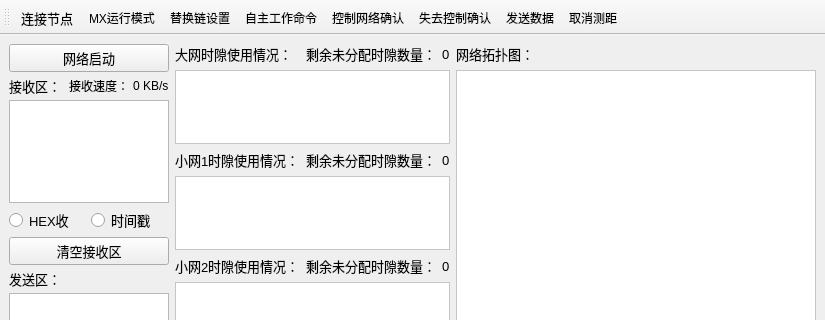
hym20020212/TRCGM_project, file XYnetwork_PC/mainwindow.ui: the form before one commit; both pictures show x 0 to 825 and y 0 to 320 of the 825 by 489 pixel window.
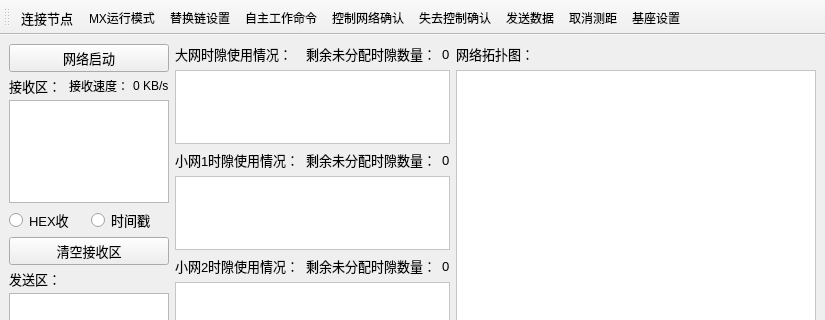
The form after the commit. Icons and pictures are not drawn.

What changed in the file:
```diff
--- a/XYnetwork_PC/mainwindow.ui
+++ b/XYnetwork_PC/mainwindow.ui
@@ -695,6 +695,7 @@
    <addaction name="actionLostcontrol"/>
    <addaction name="actionSendData"/>
    <addaction name="actionMeasure"/>
+   <addaction name="actionBaseset"/>
   </widget>
   <action name="actionConnect">
    <property name="icon">
@@ -815,9 +816,22 @@
     <string>取消测距</string>
    </property>
    <property name="font">
-    <font>
-     <pointsize>9</pointsize>
-    </font>
+    <font/>
+   </property>
+   <property name="menuRole">
+    <enum>QAction::MenuRole::TextHeuristicRole</enum>
+   </property>
+  </action>
+  <action name="actionBaseset">
+   <property name="icon">
+    <iconset resource="images.qrc">
+     <normaloff>:/new/prefix1/image/node_open.png</normaloff>:/new/prefix1/image/node_open.png</iconset>
+   </property>
+   <property name="text">
+    <string>基座设置</string>
+   </property>
+   <property name="toolTip">
+    <string>基座设置</string>
    </property>
    <property name="menuRole">
     <enum>QAction::MenuRole::TextHeuristicRole</enum>
```
